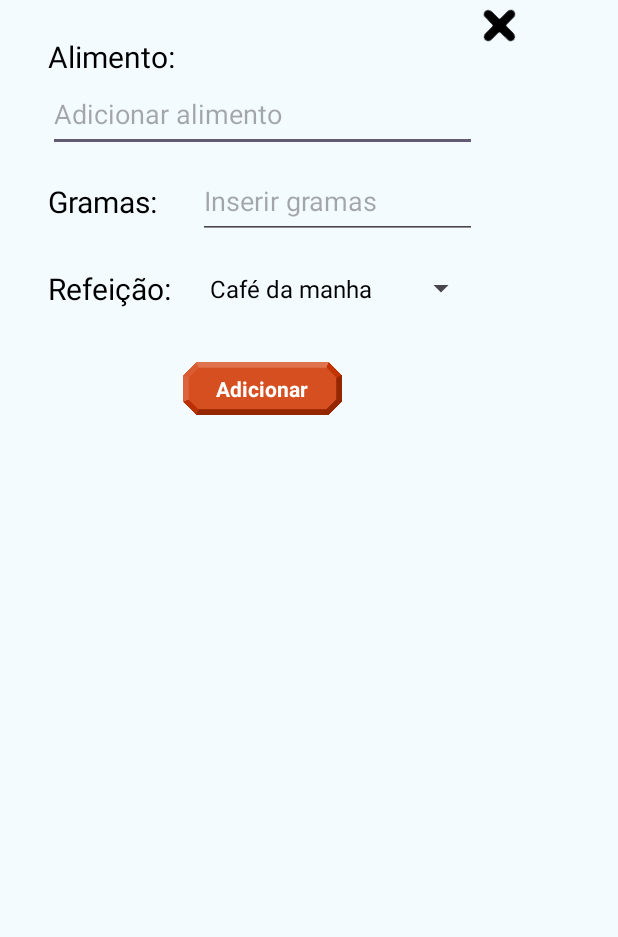
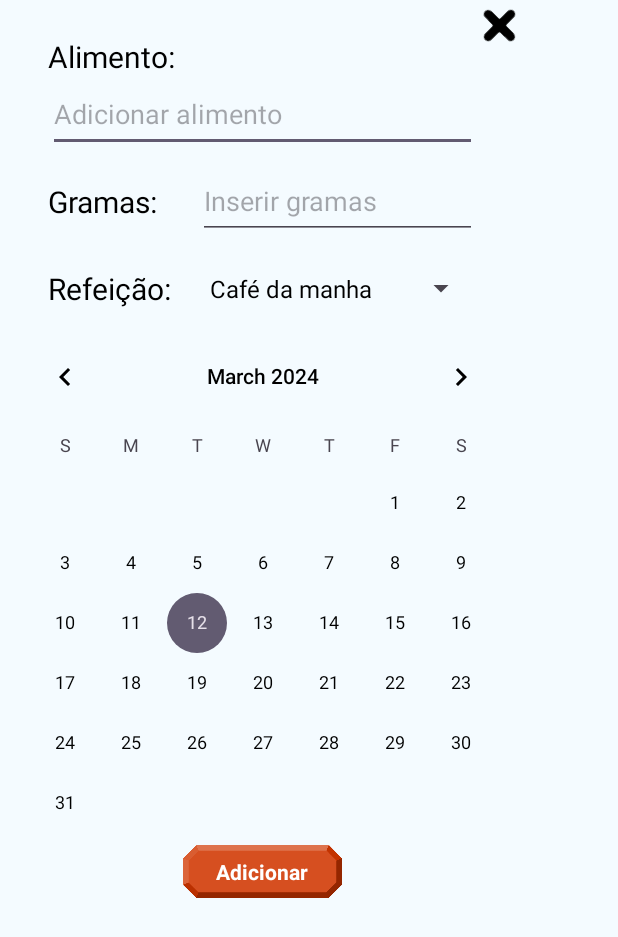
Before and after one commit to MateusBittencourt/KcalTracker, an Android app: the layout popup_add_food.xml on its own in the app's theme, with its tools: preview values and no code run, on a phone screen of 412 x 824 dp. Shown: the top 937 px of the screen. Run offline under Robolectric (Android 15) with nearby library versions, the phone set to English and light mode, and no system bars.

Commit message:
implementation of FoodAutoSugest class and related modifications

```diff
--- a/app/src/main/java/com/example/kcaltracker/FoodAutoSuggest.java
+++ b/app/src/main/java/com/example/kcaltracker/FoodAutoSuggest.java
@@ -8,36 +8,70 @@ import androidx.annotation.NonNull;
 import androidx.annotation.Nullable;
 
 import android.util.Log;
+import android.view.View;
+import android.widget.AdapterView;
 import android.widget.AutoCompleteTextView;
 
 import com.example.kcaltracker.model.AutoSuggestAdapter;
 import com.example.kcaltracker.model.DatabaseHelper;
+import com.example.kcaltracker.model.FoodItem;
 
 public class FoodAutoSuggest extends androidx.appcompat.widget.AppCompatAutoCompleteTextView {
     private DatabaseHelper db;
+    private FoodItem foodItem;
+    private FoodAutoSuggestCallback callback;
+
+    // Callback interface
+    public interface FoodAutoSuggestCallback {
+        void onFoodItemSaved(FoodItem foodItem);
+    }
+    public void setFoodAutoSuggestCallback(FoodAutoSuggestCallback callback) {
+        this.callback = callback;
+    }
+
+    // Method to notify the host
+    private void notifyFoodItemSaved(FoodItem foodItem) {
+        if (callback != null) {
+            callback.onFoodItemSaved(foodItem);
+        }
+    }
+
+    // Constructors
     public FoodAutoSuggest(@NonNull Context context) {
         super(context);
-        iniciateAutoComplete(context);
+        initiateAutoComplete(context);
+    }
+    public FoodAutoSuggest(@NonNull Context context, @Nullable AttributeSet attrs) {
+        super(context, attrs);
+        initiateAutoComplete(context);
+    }
+    public FoodAutoSuggest(@NonNull Context context, @Nullable AttributeSet attrs, int defStyleAttr) {
+        super(context, attrs, defStyleAttr);
+        initiateAutoComplete(context);
     }
 
-    public FoodAutoSuggest(@NonNull Context context, @Nullable AttributeSet attrs) {
-        super(context, attrs);
-        iniciateAutoComplete(context);
+    // Retreive FoodItem
+    public FoodItem getSelectedItem (){
+        return foodItem;
     }
 
-    public FoodAutoSuggest(@NonNull Context context, @Nullable AttributeSet attrs, int defStyleAttr) {
-        super(context, attrs, defStyleAttr);
-        iniciateAutoComplete(context);
-    }
-
-    private void iniciateAutoComplete(@NonNull Context context) {
-        Log.d("Test2", "Test2");
+    // Initiate Auto Complete with db list
+    private void initiateAutoComplete(@NonNull Context context) {
         AutoCompleteTextView itemInput = this;
         db = new DatabaseHelper(context);
         AutoSuggestAdapter adapter = new AutoSuggestAdapter(context,
                 android.R.layout.simple_spinner_dropdown_item);
         itemInput.setThreshold(2);
         itemInput.setAdapter(adapter);
+
+        itemInput.setOnItemClickListener(new AdapterView.OnItemClickListener() {
+            @Override
+            public void onItemClick(AdapterView<?> parent, View view, int position, long id) {
+                foodItem = db.getFoodItem(itemInput.getText().toString());
+                notifyFoodItemSaved(foodItem);
+            }
+        });
+
         itemInput.addTextChangedListener(new TextWatcher() {
             @Override
             public void beforeTextChanged(CharSequence charSequence, int i, int i1, int i2) {}
@@ -47,5 +81,6 @@ public class FoodAutoSuggest extends androidx.appcompat.widget.AppCompatAutoComp
                 adapter.setData(db.getDescricao(itemInput.getText().toString()));
             }
         });
+
     }
 }
--- a/app/src/main/java/com/example/kcaltracker/Tracker.java
+++ b/app/src/main/java/com/example/kcaltracker/Tracker.java
@@ -1,20 +1,15 @@
 package com.example.kcaltracker;
 
-import android.app.Dialog;
 import android.os.Bundle;
 
 import androidx.fragment.app.Fragment;
-
-import android.os.Handler;
 import android.util.Log;
 import android.view.LayoutInflater;
 import android.view.View;
 import android.view.ViewGroup;
-import android.widget.ImageView;
 import android.widget.ProgressBar;
 
 public class Tracker extends Fragment {
-    private Handler hdlr = new Handler();
     @Override
     public View onCreateView(LayoutInflater inflater, ViewGroup container,
                              Bundle savedInstanceState) {
@@ -28,17 +23,18 @@ public class Tracker extends Fragment {
         new Thread(new Runnable() {
             int i = 1;
             public void run() {
-                while (i < normalizedProgress(1500,2000)) {
-
+                progressBar.setProgress(0);
+                int normalizedProgress = normalizedProgress(progress,goal);
+                try {
+                    Thread.sleep(100);
+                } catch (InterruptedException e) {
+                    e.printStackTrace();
+                }
+                while (i < normalizedProgress) {
                     i += 1;
-                    // Update the progress bar and display the current value in text view
-                    hdlr.post(new Runnable() {
-                        public void run() {
-                            progressBar.setProgress(i);
-                        }
-                    });
+                    progressBar.setProgress(i);
                     try {
-                        Thread.sleep(1);
+                        Thread.sleep(0, 50);
                     } catch (InterruptedException e) {
                         e.printStackTrace();
                     }
@@ -47,9 +43,10 @@ public class Tracker extends Fragment {
         }).start();
     }
 
-
-
     public int normalizedProgress(int progress, int goal){
+        if (progress >= goal){
+            return 2800;
+        }
         float ratio = (float) progress / (float) goal;
         return (int) (ratio * 2800);
     }
--- a/app/src/main/res/layout/popup_add_food.xml
+++ b/app/src/main/res/layout/popup_add_food.xml
@@ -6,8 +6,9 @@
     android:layout_height="match_parent">
 
     <androidx.constraintlayout.widget.ConstraintLayout
-        android:layout_width="350dp"
-        android:layout_height="wrap_content">
+        android:layout_width="wrap_content"
+        android:layout_height="wrap_content"
+        android:minWidth="350dp">
 
         <com.example.kcaltracker.FoodAutoSuggest
             android:id="@+id/AddFood_Input_FoodItem"
@@ -109,19 +110,28 @@
             tools:ignore="TouchTargetSizeCheck" />
 
         <ImageView
-            android:id="@+id/AdddFood_Button_Add"
+            android:id="@+id/AddFood_Button_Add"
             android:layout_width="110dp"
             android:layout_height="35dp"
-            android:layout_marginTop="24dp"
+            android:layout_marginTop="8dp"
             android:layout_marginBottom="8dp"
             android:clickable="true"
             android:contentDescription="@string/add"
             app:layout_constraintBottom_toBottomOf="parent"
             app:layout_constraintEnd_toEndOf="parent"
             app:layout_constraintStart_toStartOf="parent"
-            app:layout_constraintTop_toBottomOf="@+id/AddFood_input_Meal"
+            app:layout_constraintTop_toBottomOf="@+id/AddFood_Calendar_DatePicker"
             app:srcCompat="@drawable/button"
             tools:ignore="TouchTargetSizeCheck" />
+
+        <CalendarView
+            android:id="@+id/AddFood_Calendar_DatePicker"
+            android:layout_width="wrap_content"
+            android:layout_height="wrap_content"
+            android:minDate="01/01/2000"
+            app:layout_constraintEnd_toEndOf="parent"
+            app:layout_constraintStart_toStartOf="parent"
+            app:layout_constraintTop_toBottomOf="@+id/AddFood_input_Meal" />
 
         <TextView
             android:id="@+id/AddFood_Text_Add"
@@ -137,11 +147,11 @@
             android:textColor="#FFFFFF"
             android:textIsSelectable="false"
             android:textStyle="bold"
-            app:layout_constraintBottom_toBottomOf="@+id/AdddFood_Button_Add"
-            app:layout_constraintEnd_toEndOf="@+id/AdddFood_Button_Add"
+            app:layout_constraintBottom_toBottomOf="@+id/AddFood_Button_Add"
+            app:layout_constraintEnd_toEndOf="@+id/AddFood_Button_Add"
             app:layout_constraintHorizontal_bias="0.0"
-            app:layout_constraintStart_toStartOf="@+id/AdddFood_Button_Add"
-            app:layout_constraintTop_toTopOf="@+id/AdddFood_Button_Add"
+            app:layout_constraintStart_toStartOf="@+id/AddFood_Button_Add"
+            app:layout_constraintTop_toTopOf="@+id/AddFood_Button_Add"
             tools:ignore="Deprecated,TextViewEdits" />
 
     </androidx.constraintlayout.widget.ConstraintLayout>
```
Also changed, not shown: app/src/main/java/com/example/kcaltracker/HomeActivity.java (+12 -16 lines), app/src/main/java/com/example/kcaltracker/SearchItem.java (+14 -19 lines), app/src/main/java/com/example/kcaltracker/model/DatabaseHelper.java (+20 -18 lines), app/src/main/java/com/example/kcaltracker/model/FoodItem.java (+40 -32 lines).
